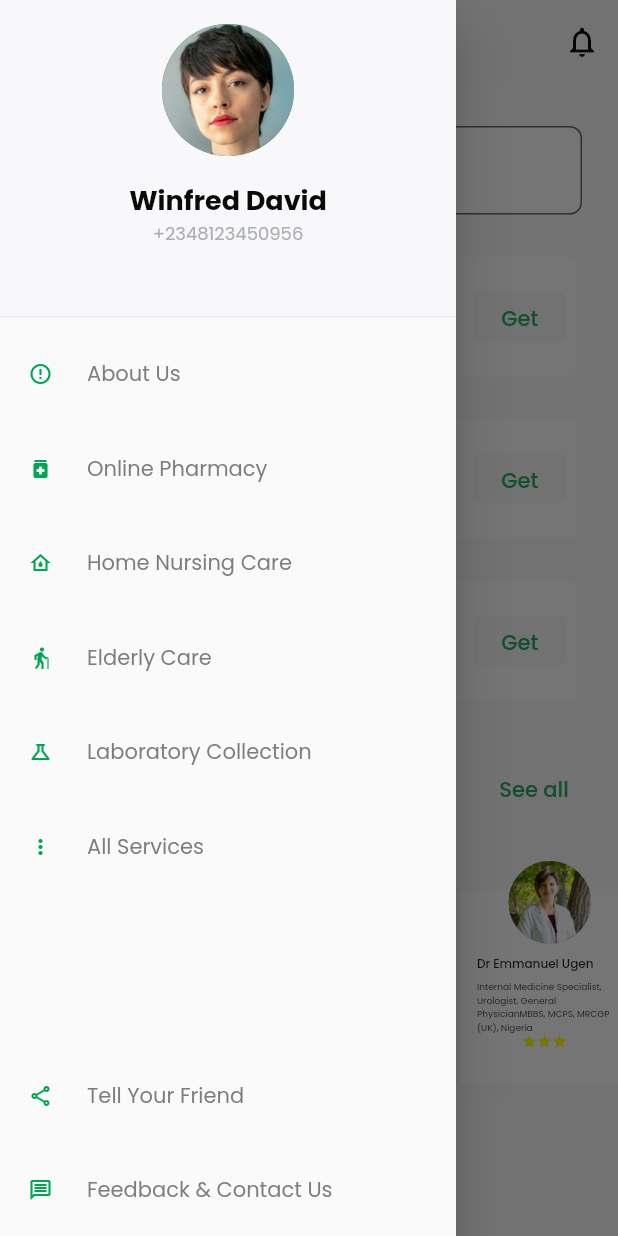
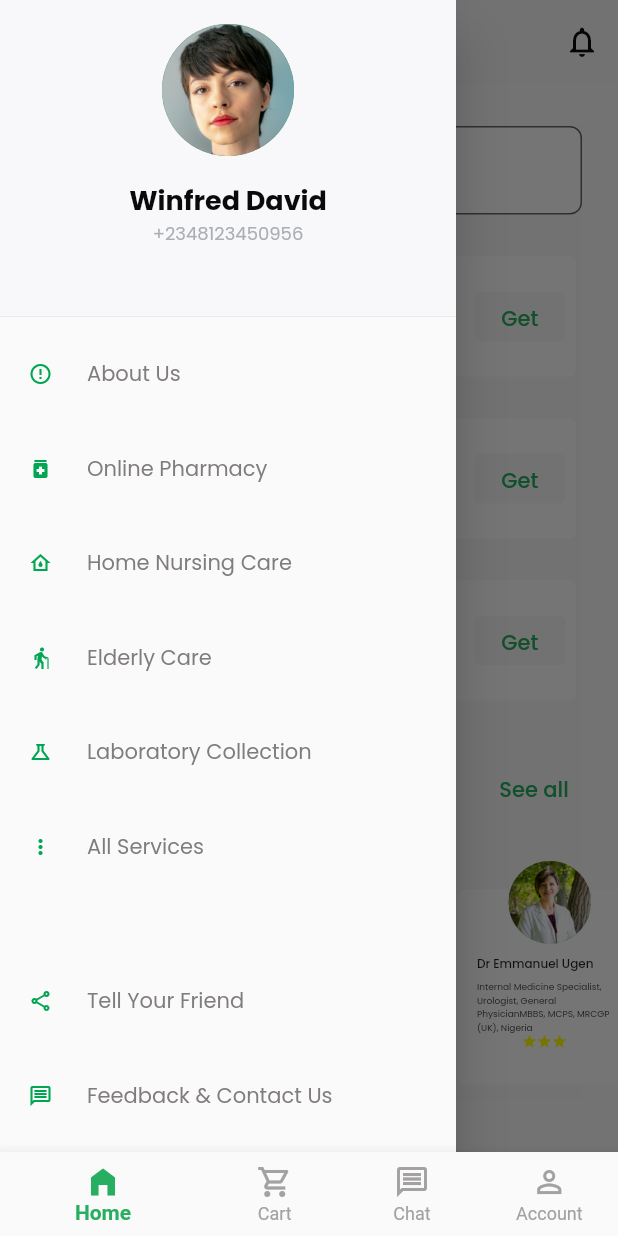
Before and after one commit to ekpess2510/healthapp, a Flutter app: the screen it shows after launch, in the side drawer, after a tap on the "menu" icon, on a phone screen of 412 x 824 dp. Run offline on Flutter 3.47's test engine with Material 2 defaults, Android fonts, the phone set to English and light mode, and no system bars; drawn by our look-alikes of flutter_rating; our stand-ins replace google_fonts, hexcolor.

Commit message:
UI DESIGN

```diff
--- a/lib/main.dart
+++ b/lib/main.dart
@@ -1,7 +1,8 @@
 // @dart=2.9
 
 import 'package:flutter/material.dart';
-import 'package:health/ui/homescrn.dart';
+import 'package:health/widgets/dismisskeyboard.dart';
+import 'package:health/widgets/navbar.dart';
 
 void main() {
   runApp(MyApp());
@@ -27,7 +28,7 @@ class MyApp extends StatelessWidget {
           // Notice that the counter didn't reset back to zero; the application
           // is not restarted.
           primarySwatch: Colors.green),
-      home: const Home(),
+      home: const DismissKeyboard(child: NavBarClass()),
     );
   }
 }
--- /dev/null
+++ b/lib/ui/cart.dart
@@ -0,0 +1,15 @@
+import 'package:flutter/material.dart';
+
+class CartScreen extends StatefulWidget {
+  const CartScreen({Key? key}) : super(key: key);
+
+  @override
+  _CartScreenState createState() => _CartScreenState();
+}
+
+class _CartScreenState extends State<CartScreen> {
+  @override
+  Widget build(BuildContext context) {
+    return Container();
+  }
+}
--- a/lib/ui/homescrn.dart
+++ b/lib/ui/homescrn.dart
@@ -1,5 +1,6 @@
 import 'package:flutter/material.dart';
 import 'package:google_fonts/google_fonts.dart';
+import 'package:health/ui/searchscreen.dart';
 import 'package:health/widgets/card.dart';
 import 'package:hexcolor/hexcolor.dart';
 
@@ -20,7 +21,7 @@ class _HomeState extends State<Home> {
   Widget build(BuildContext context) {
     return Scaffold(
       drawer: Drawer(
-        child: Column(
+        child: ListView(
           // padding: EdgeInsets.zero,
           children: [
             Expanded(
@@ -333,7 +334,7 @@ class _HomeState extends State<Home> {
                 TextFormField(
                   decoration: InputDecoration(
                     //    enabled: ,
-                    prefixIcon: Icon(Icons.search),
+                    prefixIcon: const Icon(Icons.search),
                     hintText: 'Search For a Pharmacy',
                     fillColor: Colors.white,
                     filled: true,
@@ -344,6 +345,13 @@ class _HomeState extends State<Home> {
                     border: OutlineInputBorder(
                         borderRadius: BorderRadius.circular(8)),
                   ),
+                  onTap: () {
+                    Navigator.push(
+                      context,
+                      MaterialPageRoute(
+                          builder: (context) => const SearchScreen()),
+                    );
+                  },
                 ),
 
                 //SIZEDBOX FOR SPACING
@@ -494,6 +502,7 @@ class _HomeState extends State<Home> {
           ),
         ),
       ),
+      // bottomNavigationBar: const NavBarClass(),
     );
   }
 }
--- /dev/null
+++ b/lib/ui/inboxscreen.dart
@@ -0,0 +1,83 @@
+import 'package:flutter/material.dart';
+import 'package:google_fonts/google_fonts.dart';
+import 'package:health/widgets/chatprofile.dart';
+import 'package:hexcolor/hexcolor.dart';
+
+class InboxScreen extends StatefulWidget {
+  const InboxScreen({Key? key}) : super(key: key);
+
+  @override
+  _InboxScreenState createState() => _InboxScreenState();
+}
+
+class _InboxScreenState extends State<InboxScreen> {
+  @override
+  Widget build(BuildContext context) {
+    return Scaffold(
+      appBar: AppBar(
+        //  foregroundColor: Colors.green,
+        backgroundColor: HexColor('f8f8fb'),
+        elevation: 0.0,
+        title: Center(
+          child: Padding(
+            padding: EdgeInsets.fromLTRB(0, 40, 0, 51),
+            child: Text('Inbox',
+                style: GoogleFonts.poppins(
+                  color: HexColor('4d4c4c'),
+                  height: 3.6,
+                  fontSize: 24,
+                  fontStyle: FontStyle.normal,
+                  fontWeight: FontWeight.w600,
+                )),
+          ),
+        ),
+      ),
+      body: Container(
+        color: HexColor('f8f8fb'),
+        child: Container(
+          margin: EdgeInsets.only(top: 32),
+          color: HexColor('f8f8fb'),
+          child: ListView(
+            children: [
+              ChatProfiles(
+                docname: 'Pharm, Emmanuel ',
+                images: 'assets/image 12.png',
+                time: '4:00',
+                message:
+                    'check the prescription dghjhfgddghjkjhgheywuguiwerfgfq',
+              ),
+              ChatProfile(
+                docname: 'Beckham Pharmacy ',
+                images: 'assets/markus-winkler-pOu_UmkOG-0-unsplash 1.png',
+                time: '5:00',
+                message:
+                    'check the prescription dghjhfgddghjkjhgheywuguiwerfgfq',
+              ),
+              ChatProfile(
+                docname: 'Amela Pharmacy ',
+                images: 'assets/Rectangle 75.png',
+                time: '6:00',
+                message:
+                    'check the prescription dghjhfgddghjkjhgheywuguiwerfgfq',
+              ),
+              ChatProfiles(
+                docname: 'Red Lab ',
+                images: 'assets/image.png',
+                time: '8:00',
+                message:
+                    'check the prescription dghjhfgddghjkjhgheywuguiwerfgfq',
+              ),
+              ChatProfile(
+                docname: 'Lily Pharmacy ',
+                images: 'assets/Rectangle 76.png',
+                time: '9:00',
+                message:
+                    'check the prescription dghjhfgddghjkjhgheywuguiwerfgfq',
+              ),
+            ],
+          ),
+        ),
+      ),
+    );
+  }
+}
--- /dev/null
+++ b/lib/ui/searchscreen.dart
@@ -0,0 +1,75 @@
+import 'package:flutter/material.dart';
+import 'package:google_fonts/google_fonts.dart';
+import 'package:hexcolor/hexcolor.dart';
+
+class SearchScreen extends StatefulWidget {
+  const SearchScreen({Key? key}) : super(key: key);
+
+  @override
+  _SearchScreenState createState() => _SearchScreenState();
+}
+
+class _SearchScreenState extends State<SearchScreen> {
+  @override
+  Widget build(BuildContext context) {
+    return Scaffold(
+      backgroundColor: HexColor('f8f8fb'),
+      // appBar: AppBar(),
+      body: SafeArea(
+        child: Column(
+          children: [
+            Container(
+              margin: const EdgeInsets.fromLTRB(24, 54, 24, 0),
+              child: Row(
+                children: [
+                  Flexible(
+                    child: TextField(
+                      decoration: InputDecoration(
+                          hintStyle: GoogleFonts.poppins(
+                            fontWeight: FontWeight.w400,
+                            fontStyle: FontStyle.normal,
+                            fontSize: 16,
+                            color: HexColor('abafb3'),
+                          ),
+                          //    enabled: ,
+                          prefixIcon: Icon(Icons.search),
+                          hintText: 'Beckham',
+                          fillColor: Colors.white,
+                          filled: true,
+                          // disabledBorder: OutlineInputBorder(
+                          //     // borderRadius: BorderRadius.circular(8),
+                          //     ),
+
+                          border: InputBorder.none),
+                    ),
+                  ),
+                  TextButton(
+                    style: TextButton.styleFrom(
+                      primary: Colors.white,
+                      enableFeedback: false,
+                      //    onSurface: Colors.transparent,
+                      //     shadowColor: Colors.transparent,
+                      //    backgroundColor: Colors.transparent
+                    ),
+                    onPressed: () {
+                      Navigator.pop(context);
+                    },
+                    child: Text(
+                      'Cancel',
+                      style: GoogleFonts.poppins(
+                        fontSize: 16,
+                        fontStyle: FontStyle.normal,
+                        fontWeight: FontWeight.w500,
+                        color: HexColor('1377fe'),
+                      ),
+                    ),
+                  ),
+                ],
+              ),
+            )
+          ],
+        ),
+      ),
+    );
+  }
+}
--- /dev/null
+++ b/lib/widgets/chatprofile.dart
@@ -0,0 +1,193 @@
+import 'package:flutter/material.dart';
+import 'package:google_fonts/google_fonts.dart';
+import 'package:hexcolor/hexcolor.dart';
+
+class ChatProfile extends StatelessWidget {
+  String docname;
+  String message;
+  String time;
+  String images;
+  ChatProfile({
+    required this.message,
+    required this.time,
+    required this.docname,
+    required this.images,
+  });
+
+  @override
+  Widget build(BuildContext context) {
+    return Card(
+      elevation: 0.0,
+      margin: EdgeInsets.fromLTRB(10, 0, 10, 16),
+      child: Padding(
+        padding: const EdgeInsets.fromLTRB(14, 0, 14, 0),
+        child: Container(
+          constraints: BoxConstraints(
+            maxHeight: 80,
+            minWidth: 327,
+          ),
+          child: Row(
+            mainAxisAlignment: MainAxisAlignment.spaceBetween,
+            crossAxisAlignment: CrossAxisAlignment.center,
+            children: [
+              Row(
+                children: [
+                  SizedBox(
+                    width: 52,
+                    height: 52,
+                    child: CircleAvatar(
+                      child: Image.asset(images),
+                    ),
+                  ),
+                  SizedBox(
+                    width: 14,
+                  ),
+                  Container(
+                    child: Column(
+                      crossAxisAlignment: CrossAxisAlignment.start,
+                      mainAxisAlignment: MainAxisAlignment.center,
+                      children: [
+                        Text(
+                          docname,
+                          style: GoogleFonts.poppins(
+                            fontSize: 16,
+                            fontStyle: FontStyle.normal,
+                            fontWeight: FontWeight.w500,
+                            color: HexColor('0a0a0a'),
+                          ),
+                        ),
+                        SizedBox(
+                          width: 259,
+                          child: Text(
+                            message,
+                            overflow: TextOverflow.ellipsis,
+                            style: GoogleFonts.poppins(
+                              fontStyle: FontStyle.normal,
+                              fontWeight: FontWeight.w400,
+                              fontSize: 12,
+                              color: HexColor('757373'),
+                            ),
+                          ),
+                        )
+                      ],
+                    ),
+                  ),
+                ],
+              ),
+              Text(
+                time,
+                style: GoogleFonts.poppins(
+                    fontWeight: FontWeight.w500,
+                    fontSize: 14,
+                    fontStyle: FontStyle.normal,
+                    color: HexColor('A3A1A1')),
+              ),
+            ],
+          ),
+        ),
+      ),
+    );
+  }
+}
+
+class ChatProfiles extends StatelessWidget {
+  String docname;
+  String message;
+  String time;
+  String images;
+  ChatProfiles({
+    required this.message,
+    required this.time,
+    required this.docname,
+    required this.images,
+  });
+
+  @override
+  Widget build(BuildContext context) {
+    return Card(
+      elevation: 0.0,
+      margin: EdgeInsets.fromLTRB(10, 0, 10, 16),
+      child: Padding(
+        padding: const EdgeInsets.fromLTRB(14, 0, 14, 0),
+        child: Container(
+          constraints: const BoxConstraints(
+            maxHeight: 80,
+            minWidth: 327,
+          ),
+          child: Row(
+            mainAxisAlignment: MainAxisAlignment.spaceBetween,
+            crossAxisAlignment: CrossAxisAlignment.center,
+            children: [
+              Row(
+                children: [
+                  Stack(
+                    children: [
+                      Positioned(
+                        child: SizedBox(
+                          width: 52,
+                          height: 52,
+                          child: CircleAvatar(
+                            child: Image.asset(images),
+                          ),
+                        ),
+                      ),
+                      Positioned(
+                        right: 2,
+                        bottom: -2,
+                        child: CircleAvatar(
+                          radius: 8,
+                          child: Image.asset('assets/Ellipse 36.png'),
+                        ),
+                      )
+                    ],
+                  ),
+                  const SizedBox(
+                    width: 14,
+                  ),
+                  Container(
+                    child: Column(
+                      crossAxisAlignment: CrossAxisAlignment.start,
+                      mainAxisAlignment: MainAxisAlignment.center,
+                      children: [
+                        Text(
+                          docname,
+                          style: GoogleFonts.poppins(
+                            fontSize: 16,
+                            fontStyle: FontStyle.normal,
+                            fontWeight: FontWeight.w500,
+                            color: HexColor('0a0a0a'),
+                          ),
+                        ),
+                        SizedBox(
+                          width: 259,
+                          child: Text(
+                            message,
+                            overflow: TextOverflow.ellipsis,
+                            style: GoogleFonts.poppins(
+                              fontStyle: FontStyle.normal,
+                              fontWeight: FontWeight.w400,
+                              fontSize: 12,
+                              color: HexColor('757373'),
+                            ),
+                          ),
+                        )
+                      ],
+                    ),
+                  ),
+                ],
+              ),
+              Text(
+                time,
+                style: GoogleFonts.poppins(
+                    fontWeight: FontWeight.w500,
+                    fontSize: 14,
+                    fontStyle: FontStyle.normal,
+                    color: HexColor('A3A1A1')),
+              ),
+            ],
+          ),
+        ),
+      ),
+    );
+  }
+}
--- /dev/null
+++ b/lib/widgets/dismisskeyboard.dart
@@ -0,0 +1,20 @@
+import 'package:flutter/cupertino.dart';
+
+class DismissKeyboard extends StatelessWidget {
+  final Widget child;
+  const DismissKeyboard({required this.child});
+
+  @override
+  Widget build(BuildContext context) {
+    return GestureDetector(
+      onTap: () {
+        FocusScopeNode currentFocus = FocusScope.of(context);
+        if (!currentFocus.hasPrimaryFocus &&
+            currentFocus.focusedChild != null) {
+          FocusManager.instance.primaryFocus!.unfocus();
+        }
+      },
+      child: child,
+    );
+  }
+}
--- /dev/null
+++ b/lib/widgets/navbar.dart
@@ -0,0 +1,70 @@
+import 'package:flutter/material.dart';
+import 'package:health/ui/cart.dart';
+import 'package:health/ui/homescrn.dart';
+import 'package:health/ui/inboxscreen.dart';
+import 'package:hexcolor/hexcolor.dart';
+
+class NavBarClass extends StatefulWidget {
+  const NavBarClass({Key? key}) : super(key: key);
+
+  @override
+  _NavBarClassState createState() => _NavBarClassState();
+}
+
+class _NavBarClassState extends State<NavBarClass> {
+  int _selectedBar = 0;
+  static const List<Widget> _widgetOptions = <Widget>[
+    Home(),
+    CartScreen(),
+    InboxScreen(),
+  ];
+
+  void _onItemTapped(int index) {
+    setState(() {
+      _selectedBar = index;
+    });
+  }
+
+  @override
+  Widget build(BuildContext context) {
+    return Scaffold(
+      body: IndexedStack(
+        index: _selectedBar,
+        children: _widgetOptions,
+      ),
+      bottomNavigationBar: BottomNavigationBar(
+        items: const [
+          BottomNavigationBarItem(
+            icon: Icon(Icons.home_filled),
+            label: 'Home',
+          ),
+          BottomNavigationBarItem(
+            icon: Icon(Icons.shopping_cart_outlined),
+            label: 'Cart',
+          ),
+          BottomNavigationBarItem(
+            icon: Icon(Icons.message_outlined),
+            label: 'Chat',
+          ),
+          BottomNavigationBarItem(
+            icon: Icon(Icons.person_outline),
+            label: 'Account',
+          ),
+        ],
+        type: BottomNavigationBarType.shifting,
+        //selectedFontSize: 20,
+        selectedIconTheme: IconThemeData(color: HexColor('27ae60')),
+        selectedItemColor: HexColor('27ae60'),
+        showUnselectedLabels: true,
+        unselectedIconTheme: IconThemeData(
+          color: HexColor('a3a1a1'),
+        ),
+        unselectedItemColor: HexColor('a3a1a1'),
+        selectedLabelStyle: TextStyle(fontWeight: FontWeight.bold),
+        currentIndex: _selectedBar,
+        //  selectedItemColor: ,
+        onTap: _onItemTapped,
+      ),
+    );
+  }
+}
```
Also changed, not shown: assets/Ellipse 36.png (added), assets/Rectangle 75.png (added), assets/Rectangle 76.png (added), assets/image 12.png (added), assets/image.png (added).
